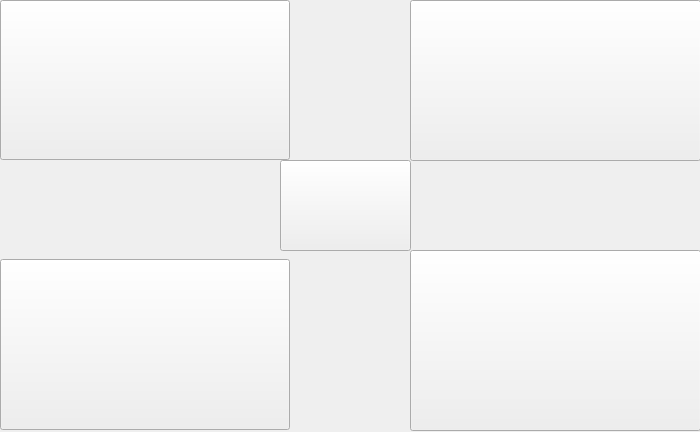
First picture: the form in realProgect/dailymsy.ui, repository Arthur381/QTproject, before the edit.
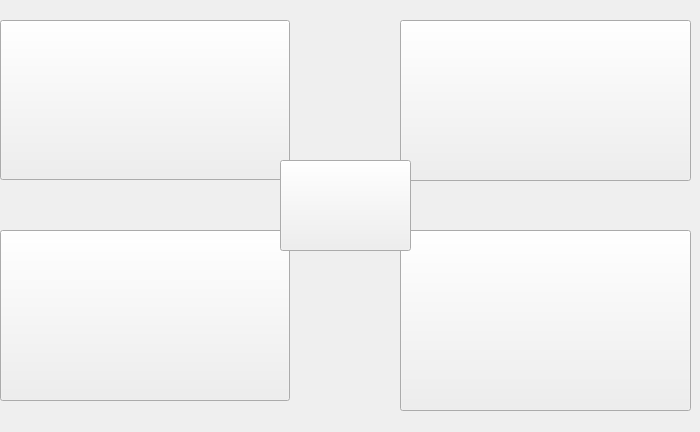
Second picture: the form after the edit.

What changed in the file:
```diff
--- a/realProgect/dailymsy.ui
+++ b/realProgect/dailymsy.ui
@@ -29,7 +29,7 @@
    <property name="geometry">
     <rect>
      <x>0</x>
-     <y>0</y>
+     <y>20</y>
      <width>290</width>
      <height>160</height>
     </rect>
@@ -41,8 +41,8 @@
   <widget class="QPushButton" name="iAnde">
    <property name="geometry">
     <rect>
-     <x>410</x>
-     <y>0</y>
+     <x>400</x>
+     <y>20</y>
      <width>291</width>
      <height>161</height>
     </rect>
@@ -55,7 +55,7 @@
    <property name="geometry">
     <rect>
      <x>0</x>
-     <y>259</y>
+     <y>230</y>
      <width>290</width>
      <height>171</height>
     </rect>
@@ -67,8 +67,8 @@
   <widget class="QPushButton" name="eNoti">
    <property name="geometry">
     <rect>
-     <x>410</x>
-     <y>250</y>
+     <x>400</x>
+     <y>230</y>
      <width>291</width>
      <height>181</height>
     </rect>
```
